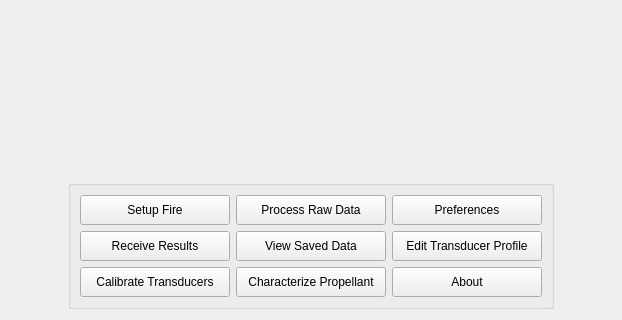
First picture: the form in ui/views/forms/StartWidget.ui, repository reilleya/RMTS-Software, before the edit; both pictures show x 218 to 840 and y 452 to 772 of the 1058 by 772 pixel window.
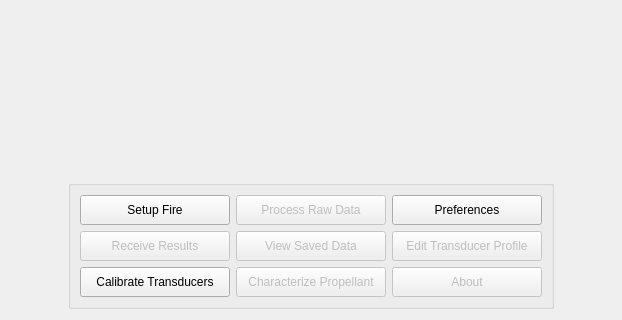
Second picture: the form after the edit.

Commit message: Disable buttons for unfinished features

Diff of the .ui file:
```diff
--- a/ui/views/forms/StartWidget.ui
+++ b/ui/views/forms/StartWidget.ui
@@ -95,6 +95,9 @@
         </item>
         <item row="0" column="1">
          <widget class="QPushButton" name="pushButtonRawData">
+          <property name="enabled">
+           <bool>false</bool>
+          </property>
           <property name="minimumSize">
            <size>
             <width>150</width>
@@ -121,6 +124,9 @@
         </item>
         <item row="1" column="0">
          <widget class="QPushButton" name="pushButtonRecvResults">
+          <property name="enabled">
+           <bool>false</bool>
+          </property>
           <property name="minimumSize">
            <size>
             <width>150</width>
@@ -134,6 +140,9 @@
         </item>
         <item row="1" column="1">
          <widget class="QPushButton" name="pushButtonSavedData">
+          <property name="enabled">
+           <bool>false</bool>
+          </property>
           <property name="minimumSize">
            <size>
             <width>150</width>
@@ -147,6 +156,9 @@
         </item>
         <item row="2" column="1">
          <widget class="QPushButton" name="pushButtonCharacterize">
+          <property name="enabled">
+           <bool>false</bool>
+          </property>
           <property name="minimumSize">
            <size>
             <width>150</width>
@@ -173,6 +185,9 @@
         </item>
         <item row="1" column="2">
          <widget class="QPushButton" name="pushButtonEditTransducer">
+          <property name="enabled">
+           <bool>false</bool>
+          </property>
           <property name="minimumSize">
            <size>
             <width>150</width>
@@ -186,6 +201,9 @@
         </item>
         <item row="2" column="2">
          <widget class="QPushButton" name="pushButtonAbout">
+          <property name="enabled">
+           <bool>false</bool>
+          </property>
           <property name="minimumSize">
            <size>
             <width>150</width>
```
